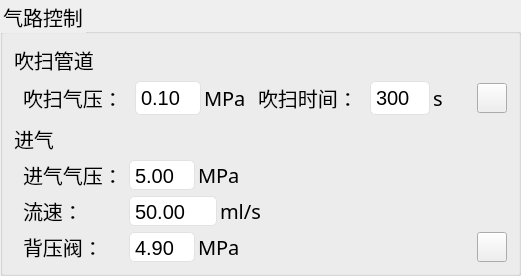
This is programConfig/AirWayGroupBox.ui in shukcs/HS_1103 as Qt 5 draws it before an edit. The edited form follows.
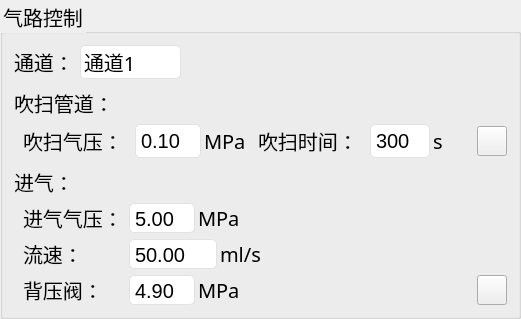
This is the edited form. Icons and pictures are not drawn.

Diff of the .ui file:
```diff
--- a/programConfig/AirWayGroupBox.ui
+++ b/programConfig/AirWayGroupBox.ui
@@ -61,10 +61,70 @@
    <string>气路控制</string>
   </property>
   <layout class="QVBoxLayout" name="verticalLayout">
+   <item>
+    <layout class="QHBoxLayout" name="horizontalLayout_6">
+     <property name="leftMargin">
+      <number>0</number>
+     </property>
+     <item>
+      <widget class="QLabel" name="lb_feed">
+       <property name="text">
+        <string>通道：</string>
+       </property>
+      </widget>
+     </item>
+     <item>
+      <widget class="QComboBox" name="cmb_ch">
+       <item>
+        <property name="text">
+         <string>通道1</string>
+        </property>
+       </item>
+       <item>
+        <property name="text">
+         <string>通道2</string>
+        </property>
+       </item>
+      </widget>
+     </item>
+     <item>
+      <spacer name="horizontalSpacer_4">
+       <property name="orientation">
+        <enum>Qt::Horizontal</enum>
+       </property>
+       <property name="sizeType">
+        <enum>QSizePolicy::Expanding</enum>
+       </property>
+       <property name="sizeHint" stdset="0">
+        <size>
+         <width>10</width>
+         <height>0</height>
+        </size>
+       </property>
+      </spacer>
+     </item>
+    </layout>
+   </item>
+   <item>
+    <spacer name="verticalSpacer_2">
+     <property name="orientation">
+      <enum>Qt::Vertical</enum>
+     </property>
+     <property name="sizeType">
+      <enum>QSizePolicy::Fixed</enum>
+     </property>
+     <property name="sizeHint" stdset="0">
+      <size>
+       <width>0</width>
+       <height>3</height>
+      </size>
+     </property>
+    </spacer>
+   </item>
    <item>
     <widget class="QLabel" name="lb_clr">
      <property name="text">
-      <string>吹扫管道</string>
+      <string>吹扫管道：</string>
      </property>
     </widget>
    </item>
@@ -227,7 +287,7 @@
    <item>
     <widget class="QLabel" name="lb_in">
      <property name="text">
-      <string>进气</string>
+      <string>进气：</string>
      </property>
     </widget>
    </item>
```
